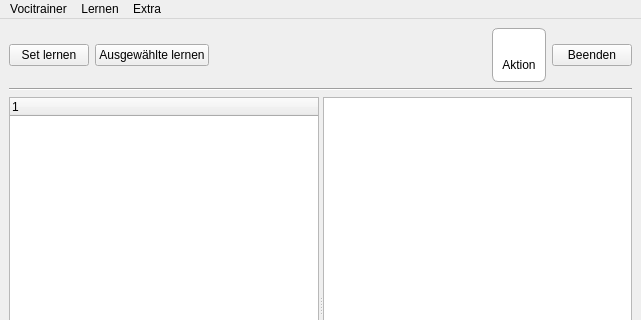
Qt form Client/hauptfenster.ui (samuelx12/Vocitrainer) before a commit; both pictures show x 0 to 641 and y 0 to 320 of the 641 by 543 pixel window.
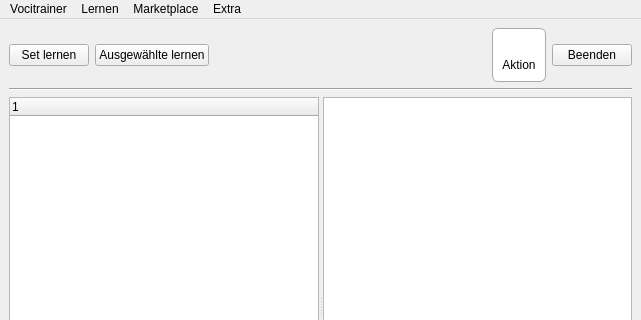
The same form after that commit. Icons and pictures are not drawn.

```diff
--- a/Client/hauptfenster.ui
+++ b/Client/hauptfenster.ui
@@ -185,8 +185,18 @@
     <addaction name="mn_Einstellungen"/>
     <addaction name="mn_Ueber"/>
    </widget>
+   <widget class="QMenu" name="menuMarketplace">
+    <property name="title">
+     <string>Marketplace</string>
+    </property>
+    <addaction name="mn_Herunterladen"/>
+    <addaction name="mn_Hochladen"/>
+    <addaction name="mn_HochgeladeneVerwalten"/>
+    <addaction name="mn_Profil"/>
+   </widget>
    <addaction name="menuVocitrainer"/>
    <addaction name="menuLernen"/>
+   <addaction name="menuMarketplace"/>
    <addaction name="menu_Extra"/>
   </widget>
   <widget class="QStatusBar" name="statusbar"/>
```
Left out of the diff: 20 changed lines with no effect on the pictures.
